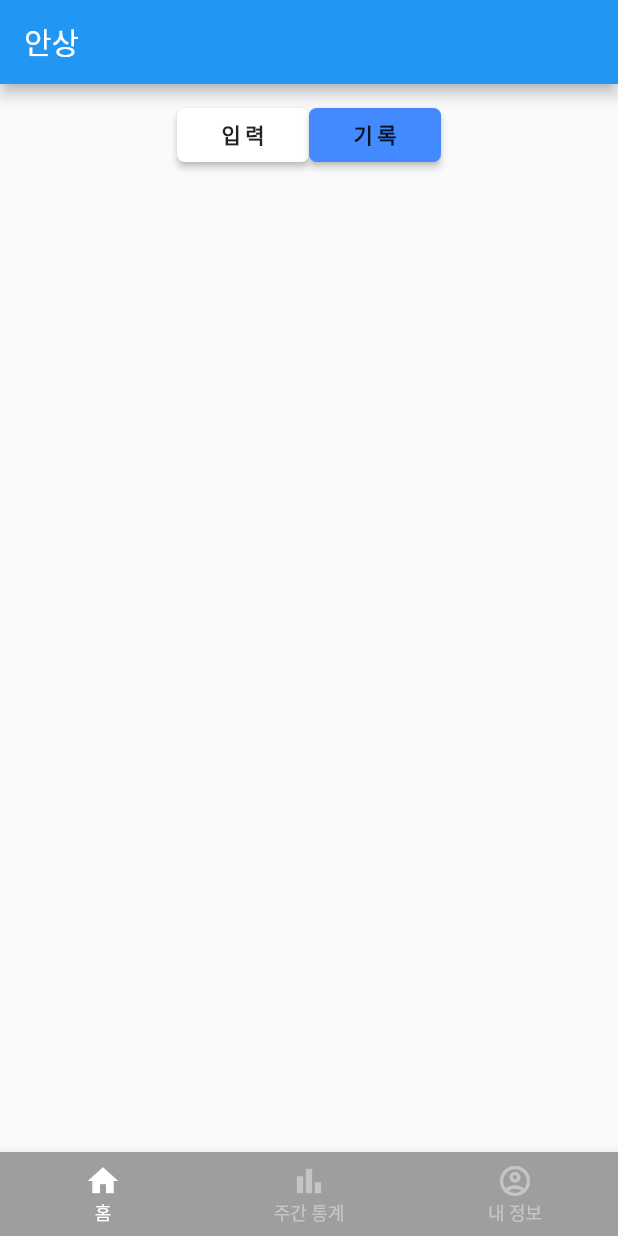
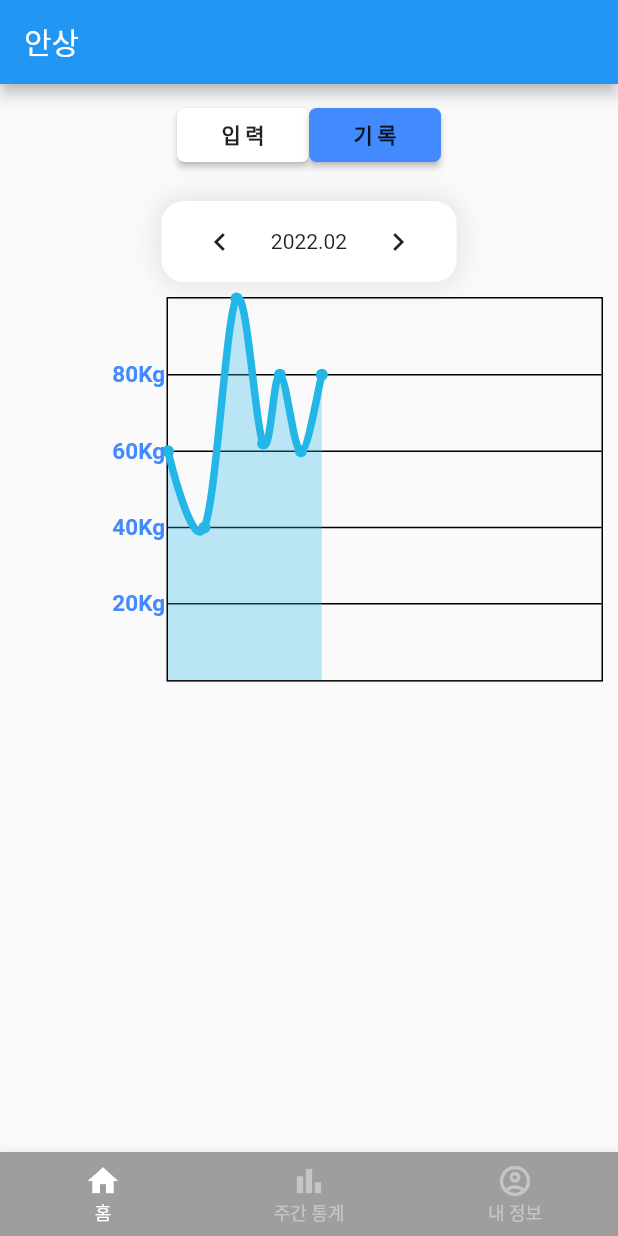
Before and after one commit to AnSang/self_check, a Flutter app: the screen it shows after launch, after a tap on "몸무게", on a phone screen of 412 x 824 dp. Run offline on Flutter 3.47's test engine with Material 2 defaults, Android fonts, the phone set to English and light mode, and no system bars; drawn by our look-alikes of fl_chart; our stand-ins replace firebase_auth, firebase_core, fluttertoast, get, shared_preferences; accounts and stored records are empty.

Commit message:
몸무게 기록 화면 생성 및 Controller 몸무게 관련 함수 생성

```diff
--- a/lib/controller/weight_controller.dart
+++ b/lib/controller/weight_controller.dart
@@ -1,6 +1,7 @@
 import 'package:flutter/material.dart';
 import 'dart:convert';
 import 'package:get/get.dart';
+import 'package:intl/intl.dart';
 import 'package:shared_preferences/shared_preferences.dart';
 
 import 'package:self_check/models/weight.dart';
@@ -10,8 +11,10 @@ class WeightController extends GetxController {
 
   late SharedPreferences pref;
   List<Weight>? items;
+  List<Weight>? monthItems;
 
   var isInput = false;
+  var yearMonth = DateTime.now(); //
   final textController = TextEditingController();
 
   @override
@@ -19,6 +22,7 @@ class WeightController extends GetxController {
     textController.text = '0.0';
     pref = await SharedPreferences.getInstance();
     items = initItems();
+    monthItems = getMonthItem();
     super.onInit();
   }
 
@@ -33,6 +37,20 @@ class WeightController extends GetxController {
     update();
   }
 
+  void plusMonth() {
+    yearMonth = DateTime(yearMonth.year, yearMonth.month + 1);
+    update();
+  }
+
+  void minMonth() {
+    yearMonth = DateTime(yearMonth.year, yearMonth.month - 1);
+    update();
+  }
+
+  String getMonth() {
+    return DateFormat('yyyy.MM').format(yearMonth);
+  }
+
   String validator(String value) {
     if (value.isEmpty) {
       return 'Please this field must be filled';
@@ -40,17 +58,25 @@ class WeightController extends GetxController {
     return '';
   }
 
+  List<Weight> getMonthItem() {
+    List<Weight> list = [];
+    for (Weight row in items!) {
+      if (row.date.contains(getMonth())) {
+        list.add(row);
+      }
+    }
+    return list;
+  }
 
   // preferences
 
-
   List<Weight> initItems() {
-    String? _list = pref.getString(key);
-    if (_list == null) {
+    String? list = pref.getString(key);
+    if (list == null) {
       return <Weight>[];  // 없으면 빈 list 반환
     } else {
-      List list = jsonDecode(_list!);
-      return list.cast<Weight>();
+      List list_ = jsonDecode(list);
+      return list_.cast<Weight>();
     }
   }
 
@@ -68,5 +94,6 @@ class WeightController extends GetxController {
 
     items!.clear();
     items = initItems();
+    monthItems = getMonthItem();
   }
 }
--- a/lib/models/weight.dart
+++ b/lib/models/weight.dart
@@ -30,4 +30,14 @@ class WeightList {
   final List<Weight> weights;
 
   WeightList({ required this.weights });
+
+  List<Weight> getInstanceList() {
+    List<Weight> list = [];
+    list.add(Weight(date: '2022.02.02', weight: 52));
+    list.add(Weight(date: '2022.02.07', weight: 62));
+    list.add(Weight(date: '2022.02.09', weight: 58));
+    list.add(Weight(date: '2022.02.13', weight: 72));
+    list.add(Weight(date: '2022.02.16', weight: 66));
+    return list;
+  }
 }
--- a/lib/ui/first_weight.dart
+++ b/lib/ui/first_weight.dart
@@ -1,9 +1,14 @@
+import 'package:fl_chart/fl_chart.dart';
 import 'package:flutter/material.dart';
 import 'package:get/get.dart';
 import 'package:intl/intl.dart';
 import 'package:self_check/controller/weight_controller.dart';
 
 final controller = Get.put(WeightController());
+const List<Color> gradientColors = [
+  Color(0xff23b6e6),
+  // Color(0xff02d39a),
+];
 
 class FirstWeight extends StatelessWidget {
   const FirstWeight({Key? key}) : super(key: key);
@@ -22,7 +27,8 @@ class FirstWeight extends StatelessWidget {
                   mainAxisAlignment: MainAxisAlignment.center,
                   children: [
                     MaterialButton(
-                    color: controller.isInput ? Colors.blueAccent : Colors.white,
+                      color: controller.isInput ? Colors.blueAccent : Colors
+                          .white,
                       shape: RoundedRectangleBorder( borderRadius: BorderRadius.all(Radius.circular(5)) ),
                       child: Text(
                         '입력',
@@ -64,29 +70,29 @@ class FirstWeight extends StatelessWidget {
                             SizedBox(
                                 width: 170,
                                 child: TextFormField(
-                                style: TextStyle(
-                                  package: controller.textController.text
-                                ),
+                                  style: TextStyle( package: controller.textController.text ),
                                   controller: controller.textController,
                                   keyboardType: TextInputType.number,
                                   decoration: InputDecoration(
-                                    contentPadding: EdgeInsets.fromLTRB(20, 0, 20, 0),
+                                      contentPadding: EdgeInsets.fromLTRB( 20, 0, 20, 0 ),
                                       labelText: '몸무게',
                                       hintText: '55.5',
                                       enabledBorder: OutlineInputBorder(
-                                        borderRadius: BorderRadius.all(Radius.circular(5)),
-                                        borderSide: BorderSide(color: Colors.blue)
+                                          borderRadius: BorderRadius.all( Radius.circular(5) ),
+                                          borderSide: BorderSide( color: Colors.blue)
                                       ),
                                       focusedBorder: OutlineInputBorder(
-                                        borderRadius: BorderRadius.all(Radius.circular(5)),
-                                        borderSide: BorderSide(color: Colors.blue)
+                                          borderRadius: BorderRadius.all( Radius.circular(5) ),
+                                          borderSide: BorderSide( color: Colors.blue )
                                       )
                                   ),
-                                onChanged: (value) { controller.validator(value); },
+                                  onChanged: (value) {
+                                    controller.validator(value);
+                                  },
                                 )
                             ),
                             SizedBox(width: 10),
-                          Text( 'Kg',
+                            Text('Kg',
                               style: TextStyle(
                                   fontSize: 15,
                                   color: Colors.black
@@ -107,7 +113,7 @@ class FirstWeight extends StatelessWidget {
                                     fontSize: 14,
                                   ),
                                 ),
-                              onPressed: (){
+                                onPressed: () {
                                   double val = double.parse(controller.textController.text) + 0.1;
                                   controller.textController.text = val.toStringAsFixed(1);
                                 }
@@ -122,10 +128,12 @@ class FirstWeight extends StatelessWidget {
                                     fontSize: 14,
                                   ),
                                 ),
-                              onPressed: (){
-                                double val = double.parse(controller.textController.text);
+                                onPressed: () {
+                                  double val = double.parse(
+                                      controller.textController.text);
                                   if (val > 0) {
-                                  controller.textController.text = (val - 0.1).toStringAsFixed(1);
+                                    controller.textController.text =
+                                        (val - 0.1).toStringAsFixed(1);
                                   }
                                 }
                             ),
@@ -133,8 +141,10 @@ class FirstWeight extends StatelessWidget {
                             GestureDetector(
                                 onTap: () {
                                   controller.addItemData(
-                                    DateFormat('yyyy.MM.dd').format(DateTime.now()),
-                                    double.parse(controller.textController.text)
+                                      DateFormat('yyyy.MM.dd').format(
+                                          DateTime.now()),
+                                      double.parse(
+                                          controller.textController.text)
                                   );
                                 },
                                 child: Text(
@@ -145,42 +155,48 @@ class FirstWeight extends StatelessWidget {
                                   ),
                                 )
                             ),
-                          /*MaterialButton(
-                              minWidth: 3,
-                              color: Colors.blue,
-                              child: Text(
-                                '저장',
-                                style: TextStyle(
-                                  color: Colors.black,
-                                  fontSize: 14,
-                                ),
-                              ),
-                              onPressed: () {
-                                controller.addItemData(
-                                    DateFormat('yyyy.MM.dd').format(DateTime.now()),
-                                    double.parse(controller.textController.text)
-                                );
-                              },
-                          )*/
                           ],
                         )
                       ],
                     ),
                   )
-              /*else
-                ListView.builder(
-                  scrollDirection: Axis.vertical,
-                  itemCount: 4,
-                  itemBuilder: (BuildContext context, int index) {
-                    return Container(
-                      height: 500,
-                      width: MediaQuery.of(context).size.width - 40,
-                      color: Colors.blueAccent,
-                      alignment: Alignment.center,
-                      child: Text('item : $index'),
-                    );
-                  },
-                )*/
+                else
+                  Center(
+                    child: Column(
+                      children: [
+                        SizedBox(height: 10),
+                        Container(
+                          padding: EdgeInsets.symmetric( vertical: 3, horizontal: 15 ),
+                          decoration: BoxDecoration(
+                              color: Colors.white,
+                              borderRadius: BorderRadius.circular(15),
+                              boxShadow: [
+                                BoxShadow(
+                                    color: Colors.black.withOpacity(0.1),
+                                    blurRadius: 15,
+                                    spreadRadius: 2
+                                )
+                              ]
+                          ),
+                          child: Row(
+                            mainAxisAlignment: MainAxisAlignment.center,
+                            mainAxisSize: MainAxisSize.min,
+                            children: [
+                              IconButton(onPressed: () { controller.minMonth(); },
+                                  icon: Icon(Icons.keyboard_arrow_left)),
+                              SizedBox(width: 10),
+                              Text( controller.getMonth() ),
+                              SizedBox(width: 10),
+                              IconButton(onPressed: () { controller.plusMonth(); },
+                                  icon: Icon(Icons.keyboard_arrow_right))
+                            ],
+                          ),
+                        ),
+                        SizedBox(height: 10),
+                        setChart()
+                      ],
+                    ),
+                  )
               ],
             ),
           );
@@ -188,3 +204,99 @@ class FirstWeight extends StatelessWidget {
     );
   }
 }
+
+LineChart setChart() {
+  return LineChart( // Chart
+      LineChartData(
+          minX: 0,
+          maxX: 31,
+          minY: 0,
+          maxY: 5,
+          gridData: FlGridData(
+            show: true,
+            drawVerticalLine: false,
+            getDrawingHorizontalLine: (value) {
+              return FlLine(
+                  color: Colors.black,
+                  strokeWidth: 1
+              );
+            },
+          ),
+          titlesData: FlTitlesData(       // 타이틀들 설정
+              show: true,
+              bottomTitles: SideTitles(   // 하단 타이틀 설정
+                  showTitles: true,
+                  reservedSize: 31,       //??
+                  textStyle: titleStyle(),
+                  getTitles: (value) {    //
+                    return '';
+                  },
+                  margin: 1
+              ),
+
+              leftTitles: SideTitles( // 왼쪽 타이틀 설정
+                showTitles: true,
+                textStyle: titleStyle(),
+                getTitles: (value) {
+                  switch (value.toInt()) {
+                    case 1:
+                      return '20Kg';
+                    case 2:
+                      return '40Kg';
+                    case 3:
+                      return '60Kg';
+                    case 4:
+                      return '80Kg';
+                  }
+                  return '';
+                },
+                reservedSize: 100,
+                margin: 1,
+              )
+          ),
+
+          borderData: FlBorderData( // 테두리 지정
+            show: true,
+            border: Border.all(color: Colors.black, width: 1),
+          ),
+
+          lineBarsData: [ // 입력될 데이터
+            LineChartBarData(
+              spots: [ // 한사이클 7개
+                FlSpot(0, 3),
+                FlSpot(2.6, 2),
+                FlSpot(4.9, 5),
+                FlSpot(6.8, 3.1),
+                FlSpot(8, 4),
+                FlSpot(9.5, 3),
+                FlSpot(11, 4),
+              ],
+              isCurved: true,
+              colors: gradientColors,
+              barWidth: 5,
+              isStrokeCapRound: true,
+              dotData: FlDotData( show: true ),
+              belowBarData: BarAreaData(
+                show: true,
+                colors:
+                gradientColors.map((color) => color.withOpacity(0.3)).toList(),
+              ),
+            )
+          ]
+      )
+  );
+}
+
+TextStyle titleStyle() {    // Chart Title TextStyle
+  return const TextStyle(
+      color: Colors.blueAccent,
+      fontWeight: FontWeight.bold,
+      fontSize: 15
+  );
+}
+
+/*
+void getMonthData() {
+
+  controller.items
+}*/
```
Lines whose indentation alone changed are shown as unchanged.
